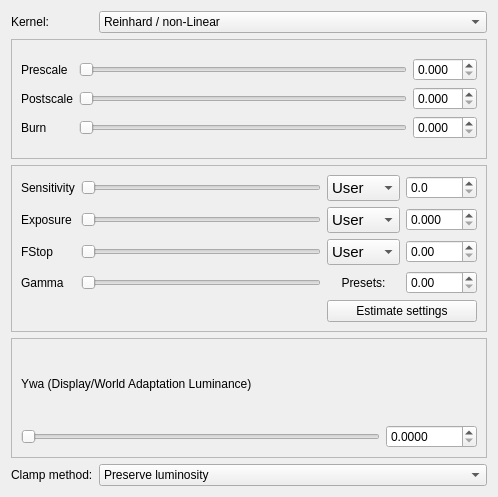
This is qtgui/tonemap.ui in sungsoo/luxrender-lux as Qt 5 draws it before an edit. The edited form follows.
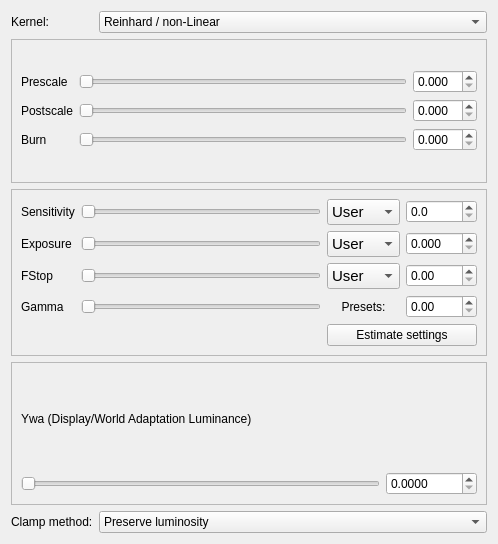
This is the edited form.

Commit message: Add by request exposures: 2, 3, 5,10 to linear tonemapper

```diff
--- a/qtgui/tonemap.ui
+++ b/qtgui/tonemap.ui
@@ -7,7 +7,7 @@
     <x>0</x>
     <y>0</y>
     <width>498</width>
-    <height>497</height>
+    <height>544</height>
    </rect>
   </property>
   <property name="sizePolicy">
```
Left out of the diff: 22 changed lines with no effect on the pictures. The commit also changes 2 other files.
